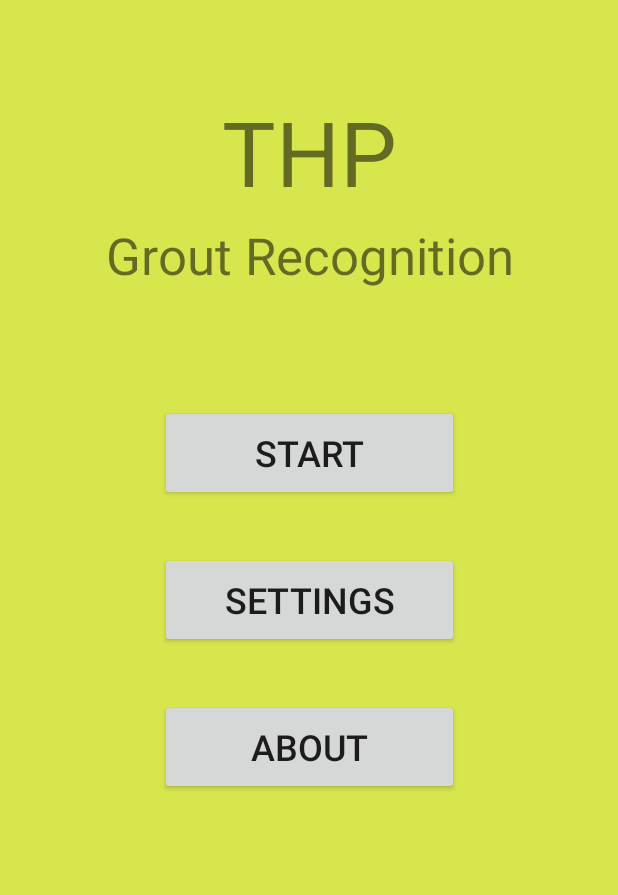
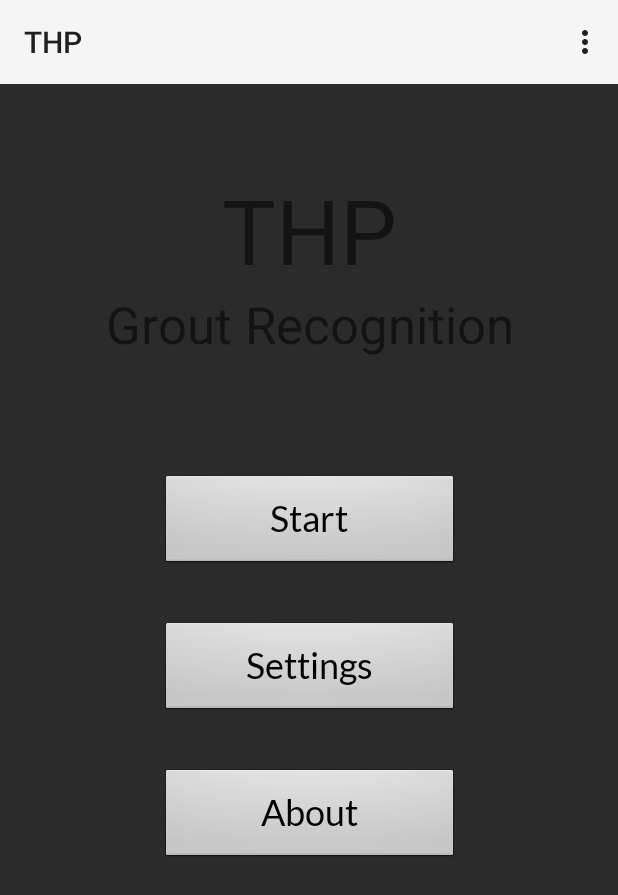
Before and after one commit to Daltz333/COSC-481W, an Android app: the screen it shows after launch (MainActivity), on a phone screen of 412 x 824 dp. Shown: the top 895 px of the screen. Run offline under Robolectric (Android 15) with nearby library versions, the phone set to English and light mode, and no system bars.

Commit message:
Adjusted themes and fonts

```diff
--- a/app/src/main/java/edu/emich/thp/MainActivity.java
+++ b/app/src/main/java/edu/emich/thp/MainActivity.java
@@ -4,6 +4,9 @@ import androidx.appcompat.app.AppCompatActivity;
 import androidx.core.splashscreen.SplashScreen;
 
 import android.os.Bundle;
+import android.view.Menu;
+
+import androidx.appcompat.widget.Toolbar;
 
 import edu.emich.thp.api.DbClient;
 
@@ -15,8 +18,19 @@ public class MainActivity extends AppCompatActivity {
         SplashScreen.installSplashScreen(this);
         setContentView(R.layout.activity_main);
 
+        // Setup toolbar
+        Toolbar globalToolbar = (Toolbar) findViewById(R.id.toolbar);
+        setSupportActionBar(globalToolbar);
+        globalToolbar.showOverflowMenu();
+
         // Refresh grout
         DbClient.getInstance().refreshGroutAsync();
     }
 
+    @Override
+    public boolean onCreateOptionsMenu(Menu menu) {
+        getMenuInflater().inflate(R.menu.menu, menu);
+
+        return true;
+    }
 }
--- /dev/null
+++ b/app/src/main/res/font/lato.xml
@@ -0,0 +1,9 @@
+<?xml version="1.0" encoding="utf-8"?>
+<font-family xmlns:android="http://schemas.android.com/apk/res/android">
+    <font android:fontStyle="normal"
+        android:fontWeight="400"
+        android:font="@font/lato_regular"/>
+    <font android:fontStyle="italic"
+        android:fontWeight="400"
+        android:font="@font/lato_italic"/>
+</font-family>
--- a/app/src/main/res/layout/activity_main.xml
+++ b/app/src/main/res/layout/activity_main.xml
@@ -6,15 +6,28 @@
     android:layout_height="match_parent"
     tools:context=".MainActivity">
 
+    <androidx.appcompat.widget.Toolbar
+        android:id="@+id/toolbar"
+        android:layout_width="match_parent"
+        android:layout_height="wrap_content"
+        android:background="?attr/colorPrimary"
+        android:minHeight="?attr/actionBarSize"
+        android:theme="?attr/actionBarTheme"
+        app:layout_constraintEnd_toEndOf="parent"
+        app:layout_constraintStart_toStartOf="parent"
+        app:layout_constraintTop_toTopOf="parent" />
+
     <androidx.fragment.app.FragmentContainerView
         android:id="@+id/fragmentContainerView"
         android:name="androidx.navigation.fragment.NavHostFragment"
         android:layout_width="match_parent"
-        android:layout_height="match_parent"
-        android:background="#D7E64D"
+        android:layout_height="0dp"
+        android:background="@color/backgroundPrimary"
         app:defaultNavHost="false"
-        app:navGraph="@navigation/nav_graph"
-        tools:layout_editor_absoluteX="30dp"
-        tools:layout_editor_absoluteY="242dp" />
+        app:layout_constraintBottom_toBottomOf="parent"
+        app:layout_constraintEnd_toEndOf="parent"
+        app:layout_constraintStart_toStartOf="parent"
+        app:layout_constraintTop_toBottomOf="@+id/toolbar"
+        app:navGraph="@navigation/nav_graph" />
 
 </androidx.constraintlayout.widget.ConstraintLayout>
--- /dev/null
+++ b/app/src/main/res/menu/menu.xml
@@ -0,0 +1,11 @@
+<?xml version="1.0" encoding="utf-8"?>
+<menu xmlns:android="http://schemas.android.com/apk/res/android"
+    xmlns:app="http://schemas.android.com/apk/res-auto">
+    <!-- Settings, must always be in the overflow. -->
+    <item android:id="@+id/action_settings"
+        android:title="Settings"
+        app:showAsAction="never"/>
+    <item android:id="@+id/action_about"
+        android:title="About"
+        app:showAsAction="never"/>
+</menu>
--- /dev/null
+++ b/app/src/main/res/values-night/colors.xml
@@ -0,0 +1,4 @@
+<?xml version="1.0" encoding="utf-8"?>
+<resources>
+    <color name="backgroundPrimary">#212121</color>
+</resources>
--- a/app/src/main/res/values-night/themes.xml
+++ b/app/src/main/res/values-night/themes.xml
@@ -2,6 +2,5 @@
     <!-- Base application theme. -->
     <style name="Base.Theme.THP" parent="Theme.AppCompat.DayNight.NoActionBar">
         <!-- Customize your dark theme here. -->
-        <!-- <item name="colorPrimary">@color/my_dark_primary</item> -->
     </style>
 </resources>
--- a/app/src/main/res/values/colors.xml
+++ b/app/src/main/res/values/colors.xml
@@ -5,4 +5,5 @@
     <color name="secondaryDark">#e8a941</color>
     <color name="secondaryLight">#e8a941</color>
     <color name="colorAccent">#e8a941</color>
+    <color name="backgroundPrimary">#2b2b2b</color>
 </resources>
--- a/app/src/main/res/values/themes.xml
+++ b/app/src/main/res/values/themes.xml
@@ -1,10 +1,13 @@
 <resources xmlns:tools="http://schemas.android.com/tools">
     <!-- Base application theme. -->
     <style name="Base.Theme.THP" parent="Theme.AppCompat.DayNight.NoActionBar">
-        <!-- Customize your light theme here. -->
-        <!-- <item name="colorPrimary">@color/my_light_primary</item> -->
     </style>
-    <style name="Theme.THP" parent="Base.Theme.THP" />
+    <style name="Theme.THP" parent="Base.Theme.THP">
+        <item name="android:windowDrawsSystemBarBackgrounds">true</item>
+        <item name="buttonStyle">@style/GlobalButtonStyle</item>
+        <item name="labelStyle">@style/GlobalTextViewStyle</item>
+        <item name="android:statusBarColor">@color/backgroundPrimary</item>
+    </style>
     <style name="Theme.THP.Starting" parent="Theme.SplashScreen">
         <!-- Set the splash screen background to black -->
         <item name="windowSplashScreenBackground">@color/colorPrimaryDark</item>
@@ -15,4 +18,12 @@
         <item name="postSplashScreenTheme">@style/Theme.THP</item>
     </style>
 
+    <!-- Global overrides -->
+    <style name="GlobalButtonStyle" parent="android:Widget.Button">
+        <item name="fontFamily">@font/lato</item>
+    </style>
+
+    <style name="GlobalTextViewStyle" parent="android:Widget.TextView">
+        <item name="fontFamily">@font/lato</item>
+    </style>
 </resources>
```
Also changed, not shown: app/src/main/res/font/lato_black.ttf (added), app/src/main/res/font/lato_blackitalic.ttf (added), app/src/main/res/font/lato_bold.ttf (added), app/src/main/res/font/lato_bolditalic.ttf (added), app/src/main/res/font/lato_italic.ttf (added), app/src/main/res/font/lato_light.ttf (added), app/src/main/res/font/lato_lightitalic.ttf (added), app/src/main/res/font/lato_regular.ttf (added), app/src/main/res/font/lato_thin.ttf (added), app/src/main/res/font/lato_thinitalic.ttf (added).
